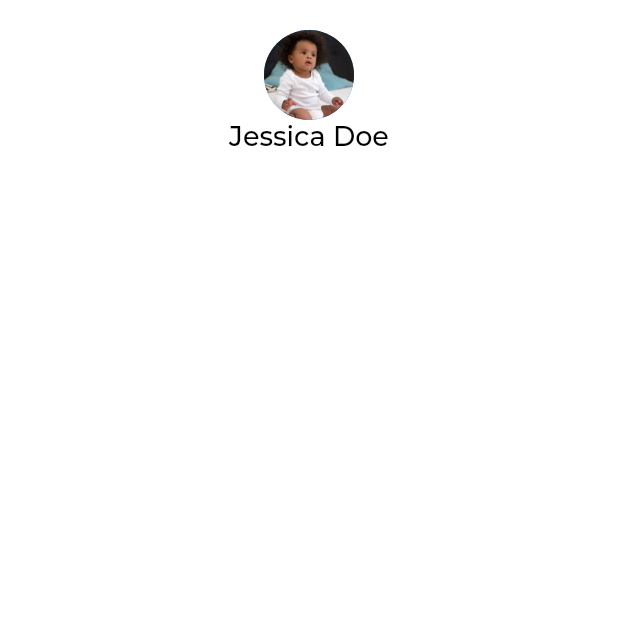
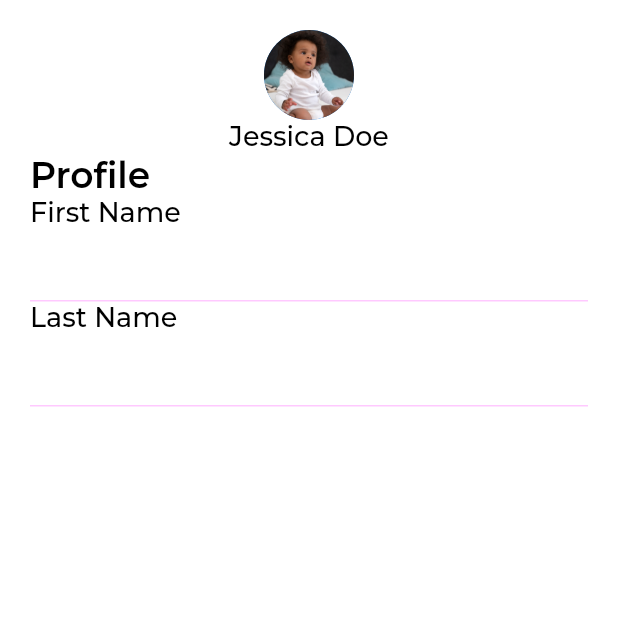
Before and after one commit to MaxTrent/immune_africa, a Flutter app: the Profile screen opened directly, on a phone screen of 412 x 824 dp, the top half of it. Run offline on Flutter 3.47's test engine with Material 2 defaults, Android fonts, the phone set to English and light mode, and no system bars; our stand-ins replace country_picker, csc_picker, dotted_border, firebase_core, flutter_svg, google_fonts and 2 more; accounts and stored records are empty.

Commit message:
new screens

```diff
--- a/lib/screens/profile.dart
+++ b/lib/screens/profile.dart
@@ -1,4 +1,6 @@
 import 'package:flutter/material.dart';
+
+import '../themes/themes.dart';
 
 class Profile extends StatelessWidget {
   const Profile({super.key});
@@ -7,7 +9,10 @@ class Profile extends StatelessWidget {
   Widget build(BuildContext context) {
     return Scaffold(
       body: SafeArea(
+        child: Padding(
+          padding: EdgeInsets.symmetric(horizontal: 20.0),
           child: Column(
+            crossAxisAlignment: CrossAxisAlignment.start,
             children: [
               Center(
                 child: Column(crossAxisAlignment: CrossAxisAlignment.center,
@@ -18,8 +23,47 @@ class Profile extends StatelessWidget {
                   ],
                 ),
               ),
-
+              Text('Profile', style: Theme.of(context).textTheme.headline2!.copyWith(color: Colors.black),),
+              Text(
+                'First Name',
+                style: Theme.of(context)
+                    .textTheme
+                    .headline1!
+                    .copyWith(color: Colors.black, fontSize: 18),
+              ),
+              TextFormField(
+                keyboardType: TextInputType.name,
+                autovalidateMode: AutovalidateMode.onUserInteraction,
+                // controller: _firstNameController,
+                decoration: const InputDecoration(
+                  enabledBorder: UnderlineInputBorder(
+                    borderSide: BorderSide(
+                      color: accentColor,
+                    ),
+                  ),
+                ),
+              ),
+              Text(
+                'Last Name',
+                style: Theme.of(context)
+                    .textTheme
+                    .headline1!
+                    .copyWith(color: Colors.black, fontSize: 18),
+              ),
+              TextFormField(
+                keyboardType: TextInputType.name,
+                autovalidateMode: AutovalidateMode.onUserInteraction,
+                // controller: _firstNameController,
+                decoration: const InputDecoration(
+                  enabledBorder: UnderlineInputBorder(
+                    borderSide: BorderSide(
+                      color: accentColor,
+                    ),
+                  ),
+                ),
+              ),
             ],
+          ),
         ),
       ),
     );
```
Also changed, not shown: 1 other file. Lines whose indentation alone changed are shown as unchanged.
